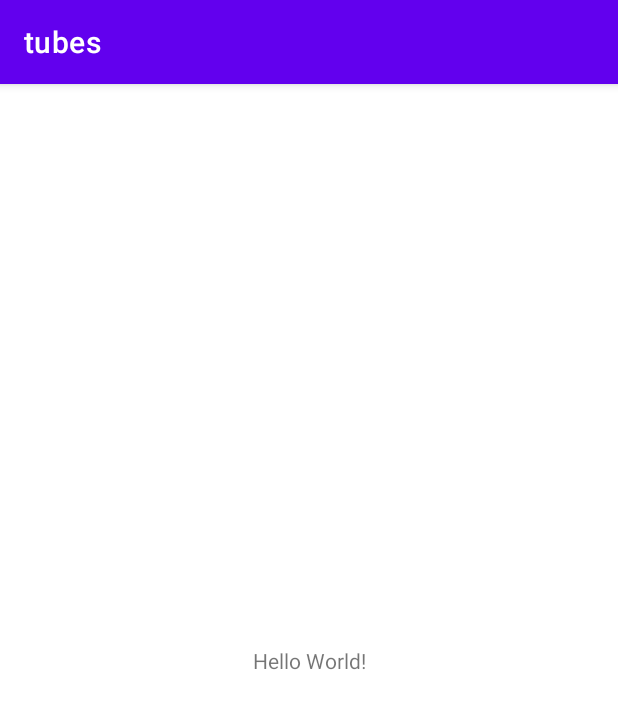
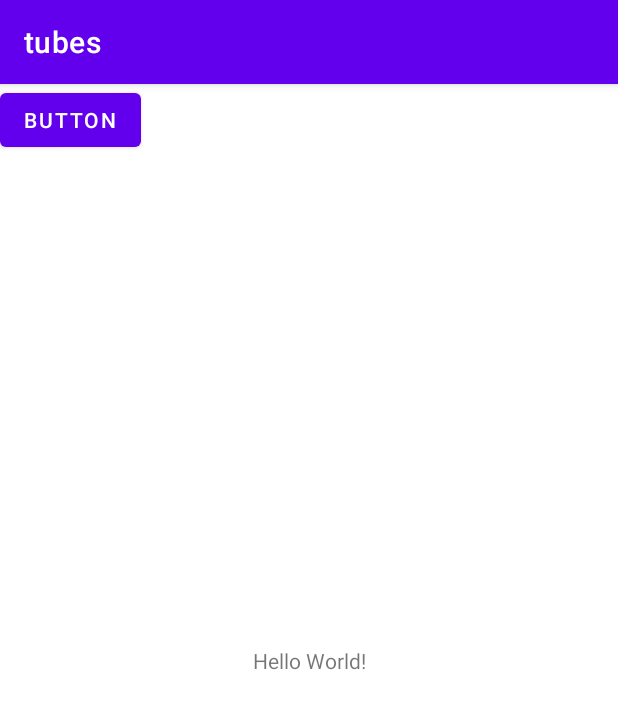
Before and after one commit to NadiraAdiva257/tubesPAB, an Android app: the screen it shows after launch (MainActivity), on a phone screen of 412 x 824 dp. Shown: the top 709 px of the screen. Run offline under Robolectric (Android 15) with nearby library versions, the phone set to English and light mode, and no system bars.

Commit message:
Saya menambah tombol button

```diff
--- a/app/src/main/res/layout/activity_main.xml
+++ b/app/src/main/res/layout/activity_main.xml
@@ -15,4 +15,12 @@
         app:layout_constraintStart_toStartOf="parent"
         app:layout_constraintTop_toTopOf="parent" />
 
+    <Button
+        android:id="@+id/button"
+        android:layout_width="wrap_content"
+        android:layout_height="wrap_content"
+        android:text="Button"
+        tools:layout_editor_absoluteX="168dp"
+        tools:layout_editor_absoluteY="448dp" />
+
 </androidx.constraintlayout.widget.ConstraintLayout>
```
